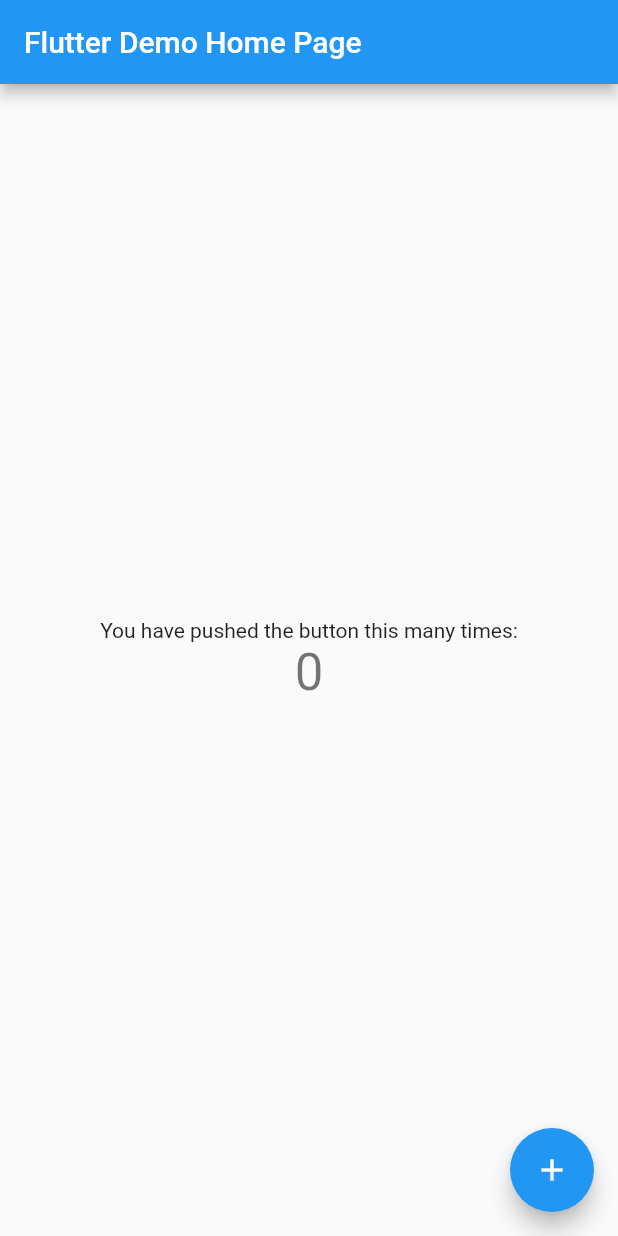
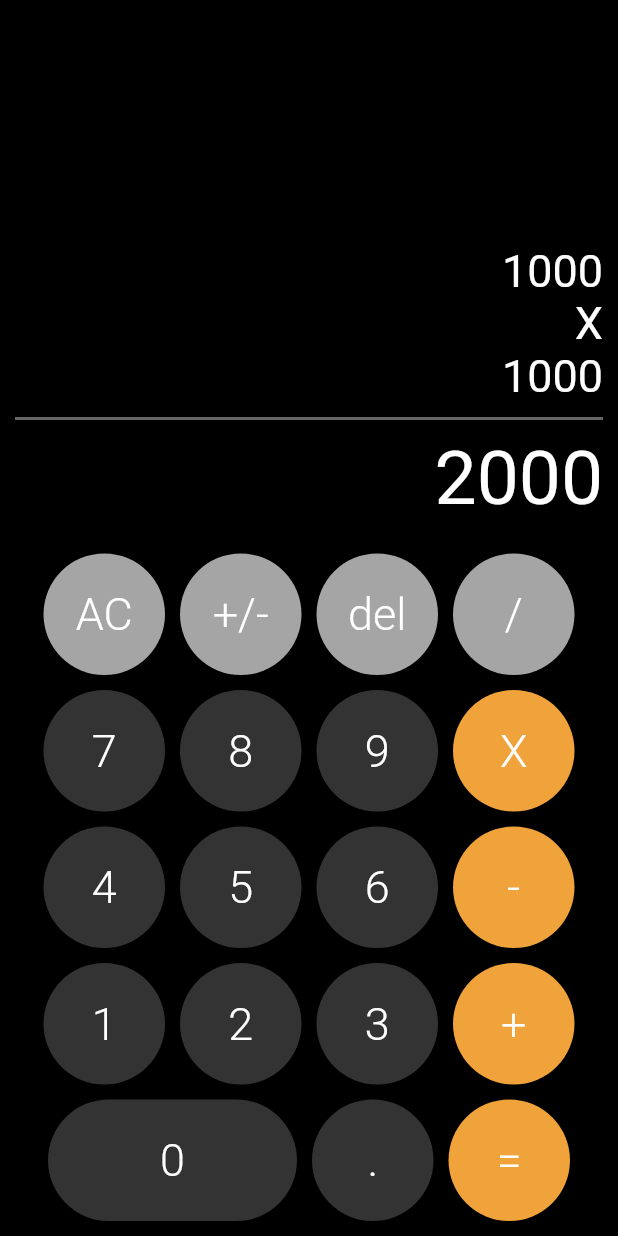
Before and after one commit to jQuera/flutter_bloc_calculator, a Flutter app: the screen it shows after launch, on a phone screen of 412 x 824 dp. Run offline on Flutter 3.47's test engine with Material 2 defaults, Android fonts, the phone set to English and light mode, and no system bars; our stand-ins replace bloc.

Commit message:
added design

```diff
--- /dev/null
+++ b/lib/bloc/calculator/calculator_event.dart
@@ -0,0 +1,4 @@
+part of 'calculator_bloc.dart';
+
+@immutable
+abstract class CalculatorEvent {}
--- a/lib/main.dart
+++ b/lib/main.dart
@@ -1,4 +1,6 @@
 import 'package:flutter/material.dart';
+
+import 'screens/calculator_screen.dart';
 
 void main() {
   runApp(const MyApp());
@@ -7,109 +9,15 @@ void main() {
 class MyApp extends StatelessWidget {
   const MyApp({super.key});
 
-  // This widget is the root of your application.
   @override
   Widget build(BuildContext context) {
     return MaterialApp(
+      debugShowCheckedModeBanner: false,
       title: 'Flutter Demo',
-      theme: ThemeData(
-        // This is the theme of your application.
-        //
-        // Try running your application with "flutter run". You'll see the
-        // application has a blue toolbar. Then, without quitting the app, try
-        // changing the primarySwatch below to Colors.green and then invoke
-        // "hot reload" (press "r" in the console where you ran "flutter run",
-        // or simply save your changes to "hot reload" in a Flutter IDE).
-        // Notice that the counter didn't reset back to zero; the application
-        // is not restarted.
-        primarySwatch: Colors.blue,
+      home: const CalculatorScreen(),
+      theme: ThemeData.dark().copyWith(
+        scaffoldBackgroundColor: Colors.black,
       ),
-      home: const MyHomePage(title: 'Flutter Demo Home Page'),
     );
   }
 }
-
-class MyHomePage extends StatefulWidget {
-  const MyHomePage({super.key, required this.title});
-
-  // This widget is the home page of your application. It is stateful, meaning
-  // that it has a State object (defined below) that contains fields that affect
-  // how it looks.
-
-  // This class is the configuration for the state. It holds the values (in this
-  // case the title) provided by the parent (in this case the App widget) and
-  // used by the build method of the State. Fields in a Widget subclass are
-  // always marked "final".
-
-  final String title;
-
-  @override
-  State<MyHomePage> createState() => _MyHomePageState();
-}
-
-class _MyHomePageState extends State<MyHomePage> {
-  int _counter = 0;
-
-  void _incrementCounter() {
-    setState(() {
-      // This call to setState tells the Flutter framework that something has
-      // changed in this State, which causes it to rerun the build method below
-      // so that the display can reflect the updated values. If we changed
-      // _counter without calling setState(), then the build method would not be
-      // called again, and so nothing would appear to happen.
-      _counter++;
-    });
-  }
-
-  @override
-  Widget build(BuildContext context) {
-    // This method is rerun every time setState is called, for instance as done
-    // by the _incrementCounter method above.
-    //
-    // The Flutter framework has been optimized to make rerunning build methods
-    // fast, so that you can just rebuild anything that needs updating rather
-    // than having to individually change instances of widgets.
-    return Scaffold(
-      appBar: AppBar(
-        // Here we take the value from the MyHomePage object that was created by
-        // the App.build method, and use it to set our appbar title.
-        title: Text(widget.title),
-      ),
-      body: Center(
-        // Center is a layout widget. It takes a single child and positions it
-        // in the middle of the parent.
-        child: Column(
-          // Column is also a layout widget. It takes a list of children and
-          // arranges them vertically. By default, it sizes itself to fit its
-          // children horizontally, and tries to be as tall as its parent.
-          //
-          // Invoke "debug painting" (press "p" in the console, choose the
-          // "Toggle Debug Paint" action from the Flutter Inspector in Android
-          // Studio, or the "Toggle Debug Paint" command in Visual Studio Code)
-          // to see the wireframe for each widget.
-          //
-          // Column has various properties to control how it sizes itself and
-          // how it positions its children. Here we use mainAxisAlignment to
-          // center the children vertically; the main axis here is the vertical
-          // axis because Columns are vertical (the cross axis would be
-          // horizontal).
-          mainAxisAlignment: MainAxisAlignment.center,
-          children: <Widget>[
-            const Text(
-              'You have pushed the button this many times:',
-            ),
-            Text(
-              '$_counter',
-              style: Theme.of(context).textTheme.headline4,
-            ),
-          ],
-        ),
-      ),
-      floatingActionButton: FloatingActionButton(
-        onPressed: _incrementCounter,
-        tooltip: 'Increment',
-        child: const Icon(Icons.add),
-      ), // This trailing comma makes auto-formatting nicer for build methods.
-    );
-  }
-}
--- /dev/null
+++ b/lib/screens/calculator_screen.dart
@@ -0,0 +1,142 @@
+import 'package:flutter/material.dart';
+import 'package:flutter_bloc_study/widgets/calc_button.dart';
+import 'package:flutter_bloc_study/widgets/line_separator.dart';
+import 'package:flutter_bloc_study/widgets/main_result.dart';
+import 'package:flutter_bloc_study/widgets/sub_result.dart';
+
+class CalculatorScreen extends StatelessWidget {
+  const CalculatorScreen({super.key});
+
+  @override
+  Widget build(BuildContext context) {
+    return Scaffold(
+      body: SafeArea(
+        child: Container(
+          margin: const EdgeInsets.symmetric(horizontal: 10),
+          child: Column(
+            children: [
+              Expanded(
+                child: Container(),
+              ),
+              const SubResult(text: '1000'),
+              const SubResult(text: 'X'),
+              const SubResult(text: '1000'),
+              LineSeparator(),
+              const MainResultText(text: '2000'),
+              Row(
+                mainAxisAlignment: MainAxisAlignment.center,
+                children: [
+                  CalculatorButton(
+                    text: 'AC',
+                    bgColor: const Color(0xffA5A5A5),
+                    onPressed: () => print('AC'),
+                  ),
+                  CalculatorButton(
+                    text: '+/-',
+                    bgColor: const Color(0xffA5A5A5),
+                    onPressed: () => print('+/-'),
+                  ),
+                  CalculatorButton(
+                    text: 'del',
+                    bgColor: const Color(0xffA5A5A5),
+                    onPressed: () => print('del'),
+                  ),
+                  CalculatorButton(
+                    text: '/',
+                    bgColor: const Color(0xffA5A5A5),
+                    onPressed: () => print('/'),
+                  )
+                ],
+              ),
+              Row(
+                mainAxisAlignment: MainAxisAlignment.center,
+                children: [
+                  CalculatorButton(
+                    text: '7',
+                    onPressed: () => print('7'),
+                  ),
+                  CalculatorButton(
+                    text: '8',
+                    onPressed: () => print('8'),
+                  ),
+                  CalculatorButton(
+                    text: '9',
+                    onPressed: () => print('9'),
+                  ),
+                  CalculatorButton(
+                    text: 'X',
+                    bgColor: const Color(0xffF0A23B),
+                    onPressed: () => print('X'),
+                  ),
+                ],
+              ),
+              Row(
+                mainAxisAlignment: MainAxisAlignment.center,
+                children: [
+                  CalculatorButton(
+                    text: '4',
+                    onPressed: () => print('4'),
+                  ),
+                  CalculatorButton(
+                    text: '5',
+                    onPressed: () => print('5'),
+                  ),
+                  CalculatorButton(
+                    text: '6',
+                    onPressed: () => print('6'),
+                  ),
+                  CalculatorButton(
+                    text: '-',
+                    bgColor: const Color(0xffF0A23B),
+                    onPressed: () => print('-'),
+                  ),
+                ],
+              ),
+              Row(
+                mainAxisAlignment: MainAxisAlignment.center,
+                children: [
+                  CalculatorButton(
+                    text: '1',
+                    onPressed: () => print('1'),
+                  ),
+                  CalculatorButton(
+                    text: '2',
+                    onPressed: () => print('2'),
+                  ),
+                  CalculatorButton(
+                    text: '3',
+                    onPressed: () => print('3'),
+                  ),
+                  CalculatorButton(
+                    text: '+',
+                    bgColor: const Color(0xffF0A23B),
+                    onPressed: () => print('+'),
+                  ),
+                ],
+              ),
+              Row(
+                mainAxisAlignment: MainAxisAlignment.center,
+                children: [
+                  CalculatorButton(
+                    text: '0',
+                    big: true,
+                    onPressed: () => print('0'),
+                  ),
+                  CalculatorButton(
+                    text: '.',
+                    onPressed: () => print('.'),
+                  ),
+                  CalculatorButton(
+                    text: '=',
+                    bgColor: const Color(0xffF0A23B),
+                    onPressed: () => print('='),
+                  ),
+                ],
+              ),
+            ],
+          ),
+        ),
+      ),
+    );
+  }
+}
--- /dev/null
+++ b/lib/widgets/calc_button.dart
@@ -0,0 +1,45 @@
+import 'package:flutter/material.dart';
+
+class CalculatorButton extends StatelessWidget {
+  final Color bgColor;
+  final bool big;
+  final String text;
+
+  final Function onPressed;
+
+  CalculatorButton({
+    Key? key,
+    bgColor,
+    this.big = false,
+    required this.text,
+    required this.onPressed,
+  })  : this.bgColor = bgColor ?? Color(0xff333333),
+        super(key: key);
+
+  @override
+  Widget build(BuildContext context) {
+    // Button
+    final buttonStyle = TextButton.styleFrom(
+      backgroundColor: this.bgColor,
+      primary: Colors.white,
+      shape: StadiumBorder(),
+    );
+
+    return Container(
+      margin: EdgeInsets.only(bottom: 10, right: 5, left: 5),
+      child: TextButton(
+        style: buttonStyle,
+        child: Container(
+          width: this.big ? 150 : 65,
+          height: 65,
+          child: Center(
+              child: Text(
+            this.text,
+            style: TextStyle(fontSize: 30, fontWeight: FontWeight.w300),
+          )),
+        ),
+        onPressed: () => this.onPressed(),
+      ),
+    );
+  }
+}
--- /dev/null
+++ b/lib/widgets/line_separator.dart
@@ -0,0 +1,12 @@
+import 'package:flutter/material.dart';
+
+class LineSeparator extends StatelessWidget {
+  @override
+  Widget build(BuildContext context) {
+    return Container(
+        width: double.infinity,
+        height: 2,
+        color: Colors.white.withOpacity(0.4),
+        margin: EdgeInsets.symmetric(vertical: 10));
+  }
+}
--- /dev/null
+++ b/lib/widgets/main_result.dart
@@ -0,0 +1,17 @@
+import 'package:flutter/material.dart';
+
+class MainResultText extends StatelessWidget {
+  final String text;
+
+  const MainResultText({Key? key, required this.text}) : super(key: key);
+
+  @override
+  Widget build(BuildContext context) {
+    return Container(
+      margin: EdgeInsets.only(bottom: 20),
+      width: double.infinity,
+      alignment: Alignment.centerRight,
+      child: Text(this.text, style: TextStyle(fontSize: 50)),
+    );
+  }
+}
--- /dev/null
+++ b/lib/widgets/sub_result.dart
@@ -0,0 +1,16 @@
+import 'package:flutter/material.dart';
+
+class SubResult extends StatelessWidget {
+  final String text;
+
+  const SubResult({Key? key, required this.text}) : super(key: key);
+
+  @override
+  Widget build(BuildContext context) {
+    return Container(
+      width: double.infinity,
+      alignment: Alignment.centerRight,
+      child: Text(text, style: const TextStyle(fontSize: 30)),
+    );
+  }
+}
```
Also changed, not shown: lib/bloc/calculator/calculator_bloc.dart (added, +13 -0 lines), lib/bloc/calculator/calculator_state.dart (added, +17 -0 lines), pubspec.yaml (+5 -13 lines), pubspec.lock, 54 other files.
